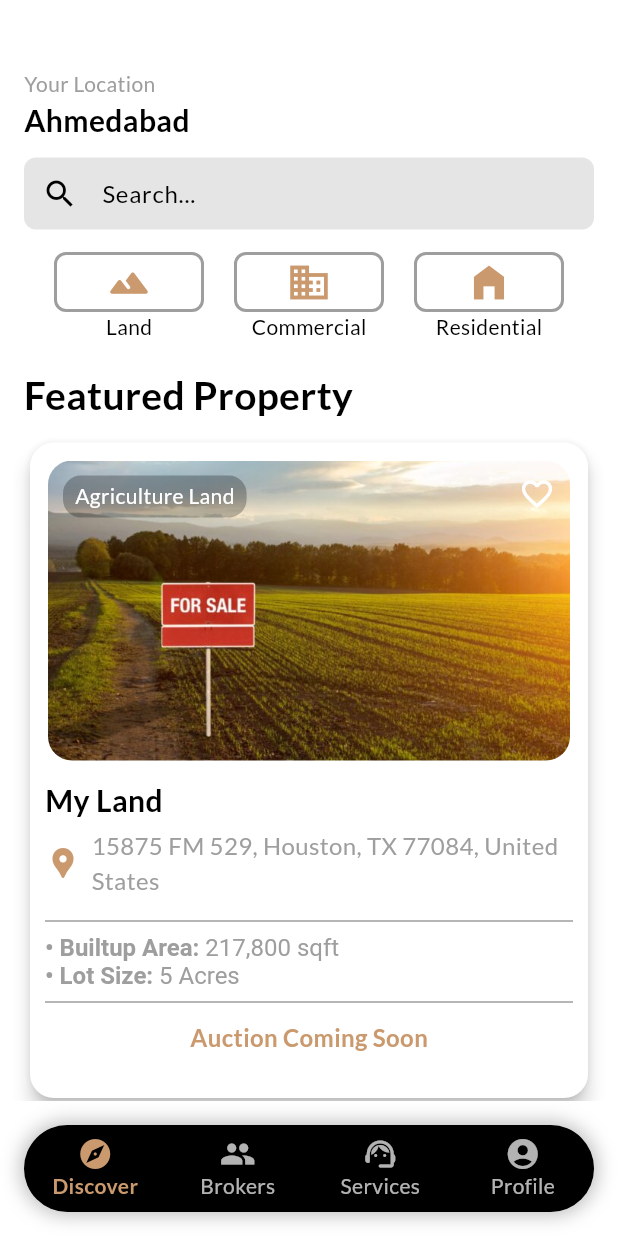
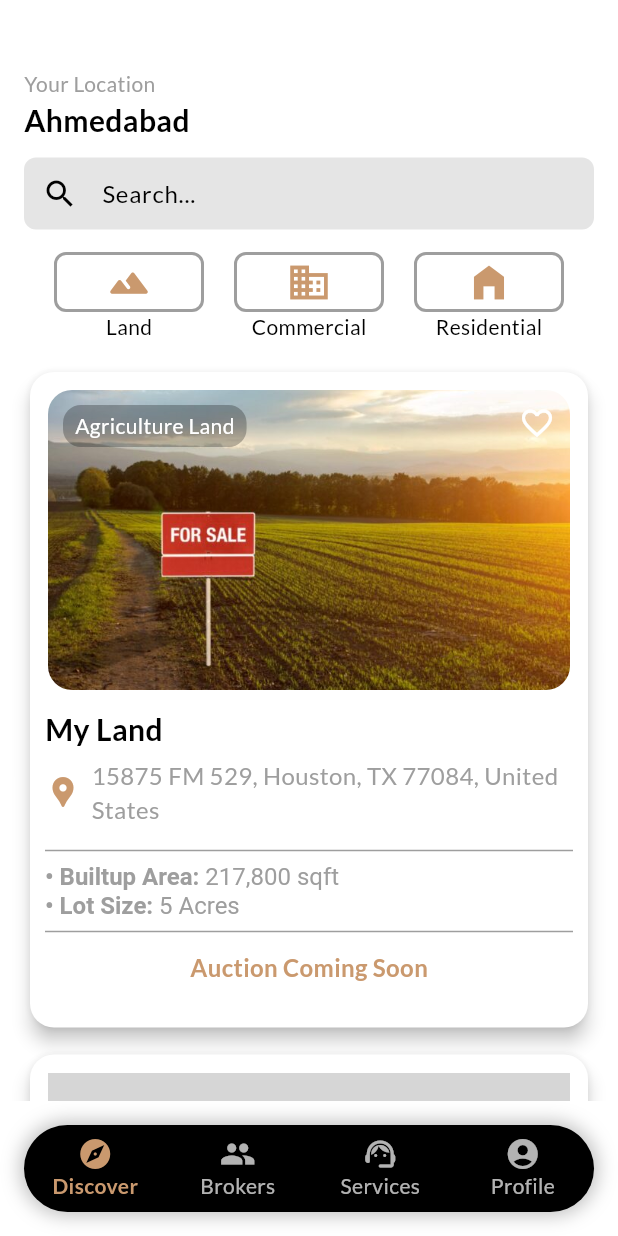
Before and after one commit to DeepVaghasiya15/Auction-Tree, a Flutter app: the screen it shows after launch, after a tap on "Log In", on a phone screen of 412 x 824 dp. Run offline on Flutter 3.47's test engine with Material 3 defaults, Android fonts, the phone set to English and light mode, and no system bars; our stand-ins replace google_maps_flutter; network calls fail; grey boxes are pictures that could not be loaded.

Commit message:
code improvement

```diff
--- a/lib/screens/home_screen_new.dart
+++ b/lib/screens/home_screen_new.dart
@@ -3,6 +3,8 @@ import 'package:at_app/screens/widgets/bottom_navigation_homescreen/discover_scr
 import 'package:at_app/screens/widgets/bottom_navigation_homescreen/profile_screen.dart';
 import 'package:at_app/screens/widgets/bottom_navigation_homescreen/services_screen.dart';
 import 'package:flutter/material.dart';
+
+import '../theme/light_theme.dart';
 
 class HomeScreenNew extends StatefulWidget {
   const HomeScreenNew({Key? key}) : super(key: key);
@@ -51,7 +53,7 @@ class _HomeScreenNewState extends State<HomeScreenNew> {
                 ),
                 bottomNavigationBarTheme: const BottomNavigationBarThemeData(
                   backgroundColor: Colors.transparent,
-                  selectedItemColor: Color(0xFFCA996E),
+                  selectedItemColor: ATColor,
                   unselectedItemColor: Colors.white70,
                   showSelectedLabels: true,
                   showUnselectedLabels: true,
--- a/lib/screens/login/login.dart
+++ b/lib/screens/login/login.dart
@@ -16,14 +16,14 @@ class LogIn extends StatelessWidget {
             mainAxisAlignment: MainAxisAlignment.start,
             crossAxisAlignment: CrossAxisAlignment.stretch,
             children: [
-              SizedBox(height: 50),  // Add some space at the top to center the content better
+              const SizedBox(height: 50),  // Add some space at the top to center the content better
               Image.asset(
                 'assets/images/auctiontree-logo.png',
                 height: 100,
                 width: 100,
               ),
-              SizedBox(height: 50),
-              Text(
+              const SizedBox(height: 50),
+              const Text(
                 'Log In',
                 style: TextStyle(color: Colors.white, fontSize: 32),
                 textAlign: TextAlign.center,
@@ -32,53 +32,53 @@ class LogIn extends StatelessWidget {
               TextField(
                 decoration: InputDecoration(
                   labelText: 'Email',
-                  labelStyle: TextStyle(color: Colors.white),
+                  labelStyle: const TextStyle(color: Colors.white),
                   filled: true,
                   fillColor: Colors.grey[800],
                   border: OutlineInputBorder(
                     borderRadius: BorderRadius.circular(8),
                   ),
                 ),
-                style: TextStyle(color: Colors.white),
+                style: const TextStyle(color: Colors.white),
                 keyboardType: TextInputType.emailAddress,
               ),
-              SizedBox(height: 20),
+              const SizedBox(height: 20),
               TextField(
                 decoration: InputDecoration(
                   labelText: 'Password',
-                  labelStyle: TextStyle(color: Colors.white),
+                  labelStyle: const TextStyle(color: Colors.white),
                   filled: true,
                   fillColor: Colors.grey[800],
                   border: OutlineInputBorder(
                     borderRadius: BorderRadius.circular(8),
                   ),
                 ),
-                style: TextStyle(color: Colors.white),
+                style: const TextStyle(color: Colors.white),
                 obscureText: true,
               ),
-              SizedBox(height: 40),
+              const SizedBox(height: 40),
               ElevatedButton(
                 onPressed: () => Navigator.pushNamed(context, '/homescreennew'),
-                child: Text(
+                style: ElevatedButton.styleFrom(
+                  foregroundColor: Colors.white,
+                  backgroundColor: const Color(0xFFD0A377),
+                  minimumSize: const Size(double.infinity, 50),
+                ),
+                child: const Text(
                   'Log In',
                   style: TextStyle(fontSize: 20),
                 ),
-                style: ElevatedButton.styleFrom(
-                  foregroundColor: Colors.white,
-                  backgroundColor: Color(0xFFD0A377),
-                  minimumSize: Size(double.infinity, 50),
-                ),
               ),
-              SizedBox(height: 20),
+              const SizedBox(height: 20),
               Center(
                 child: RichText(
                   text: TextSpan(
                     text: 'Don\'t have an account? ',
-                    style: TextStyle(color: Colors.white),
+                    style: const TextStyle(color: Colors.white),
                     children: [
                       TextSpan(
                         text: 'Register',
-                        style: TextStyle(
+                        style: const TextStyle(
                           color: Colors.blue,
                           decoration: TextDecoration.underline,
                         ),
--- a/lib/screens/propertyDetail_screen.dart
+++ b/lib/screens/propertyDetail_screen.dart
@@ -1,6 +1,7 @@
 import 'dart:ui';
 import 'package:flutter/material.dart';
 import '../data/property_card_data.dart';
+import '../theme/light_theme.dart';
 import 'widgets/propertyCard.dart';
 import 'widgets/propertyDetail_screen_widget.dart';
 import 'widgets/property_details_widgets/emi_calculator.dart';
@@ -251,9 +252,9 @@ class _PropertyDetailScreenState extends State<PropertyDetailScreen> {
                               selectedIndex = index;
                             });
                           },
-                          fillColor: const Color(0xFFCA996E),
+                          fillColor: ATColor,
                           selectedColor: Colors.white,
-                          color: const Color(0xFFCA996E),
+                          color: ATColor,
                           children: [
                             Container(
                               width: buttonWidth,
--- a/lib/screens/widgets/bottom_navigation_homescreen/brokers_screen.dart
+++ b/lib/screens/widgets/bottom_navigation_homescreen/brokers_screen.dart
@@ -80,8 +80,10 @@ class UserCard extends StatelessWidget {
               style: const TextStyle(
                 color: Color(0xFFCA996E),
                 fontWeight: FontWeight.bold,
+                fontSize: 13
               ),
               textAlign: TextAlign.center,
+              overflow: TextOverflow.fade,
             ),
           ),
         ],
--- a/lib/screens/widgets/bottom_navigation_homescreen/discover_screen.dart
+++ b/lib/screens/widgets/bottom_navigation_homescreen/discover_screen.dart
@@ -1,5 +1,6 @@
 import 'package:flutter/material.dart';
 import '../../../data/property_card_data.dart';
+import '../../../theme/light_theme.dart';
 import '../../propertyDetail_screen.dart';
 import '../propertyCard.dart';
 import 'discover_screen_widgets/search_bar_widget.dart';
@@ -10,6 +11,7 @@ class DiscoverScreen extends StatefulWidget {
 }
 
 class _DiscoverScreenState extends State<DiscoverScreen> {
+
   final FocusNode _searchFocusNode = FocusNode();
   String _selectedCategory = '';
   String _selectedTitle = '';
@@ -20,7 +22,6 @@ class _DiscoverScreenState extends State<DiscoverScreen> {
     super.dispose();
   }
 
-  // Method to handle navigation to the search screen
   void navigateToSearchScreen() async {
     _searchFocusNode.unfocus();
     await Navigator.push(
@@ -29,14 +30,12 @@ class _DiscoverScreenState extends State<DiscoverScreen> {
     );
   }
 
-  // Method to update the selected category
   void _updateCategory(String category) {
     setState(() {
       _selectedCategory = category;
     });
   }
 
-  // Method to update the selected title
   void _updateTitle(String title) {
     setState(() {
       _selectedTitle = title;
@@ -82,10 +81,10 @@ class _DiscoverScreenState extends State<DiscoverScreen> {
                     ),
                   ],
                 ),
-                const SizedBox(height: 10), // Spacing between location and search bar
+                const SizedBox(height: 10),
                 TextField(
                   focusNode: _searchFocusNode,
-                  onTap: navigateToSearchScreen, // Navigate to search screen on tap
+                  onTap: navigateToSearchScreen,
                   decoration: InputDecoration(
                     hintText: 'Search...',
                     fillColor: Colors.black.withOpacity(0.1),
@@ -98,34 +97,24 @@ class _DiscoverScreenState extends State<DiscoverScreen> {
                     prefixIcon: const Icon(Icons.search),
                   ),
                 ),
-                const SizedBox(height: 15), // Spacing between search bar and icons
+                const SizedBox(height: 15),
                 Row(
                   mainAxisAlignment: MainAxisAlignment.spaceEvenly,
                   children: [
-                    _buildIconSquare(Icons.landscape_rounded, 'Land', const Color(0xFFCA996E)),
-                    _buildIconSquare(Icons.business, 'Commercial', const Color(0xFFCA996E)),
-                    _buildIconSquare(Icons.home_filled, 'Residential', const Color(0xFFCA996E)),
+                    _buildIconSquare(Icons.landscape_rounded, 'Land', ATColor),
+                    _buildIconSquare(Icons.business, 'Commercial', ATColor),
+                    _buildIconSquare(Icons.home_filled, 'Residential', ATColor),
                   ],
                 ),
               ],
             ),
           ),
           Expanded(
-            child: SingleChildScrollView(
-              child: Padding(
+            child: ListView.builder(
               padding: const EdgeInsets.fromLTRB(16.0, 0, 16, 16),
-                child: Column(
-                  crossAxisAlignment: CrossAxisAlignment.start,
-                  children: [
-                    const Text(
-                      'Featured Property',
-                      style: TextStyle(fontSize: 26, fontWeight: FontWeight.bold),
-                      textAlign: TextAlign.center,
-                    ),
-                    const SizedBox(height: 10),
-                    ...displayedProperties.asMap().entries.map((entry) {
-                      final index = entry.key;
-                      final property = entry.value;
+              itemCount: displayedProperties.length,
+              itemBuilder: (context, index) {
+                final property = displayedProperties[index];
                 final imagePaths = property['imagePaths'] as List<String>? ?? [];
 
                 return Column(
@@ -171,11 +160,7 @@ class _DiscoverScreenState extends State<DiscoverScreen> {
                     const SizedBox(height: 10),
                   ],
                 );
-                    }).toList(),
-                    const SizedBox(height: 10), // Additional spacing at the bottom
-                  ],
-                ),
-              ),
+              },
             ),
           ),
         ],
--- a/lib/screens/widgets/bottom_navigation_homescreen/profile_screen_cells/about_us.dart
+++ b/lib/screens/widgets/bottom_navigation_homescreen/profile_screen_cells/about_us.dart
@@ -7,7 +7,7 @@ class AboutUs extends StatelessWidget {
   Widget build(BuildContext context) {
     return Scaffold(
       appBar: AppBar(
-        title: Text(
+        title: const Text(
           'About Us',
           style: TextStyle(fontSize: 24),
         ),
@@ -30,7 +30,7 @@ class AboutUs extends StatelessWidget {
                       child: Image.asset("assets/images/aboutus2.webp"),
                     ),
                   ),
-                  Positioned(
+                  const Positioned(
                     top: 70.0,
                     left: 16.0,
                     right: 16.0,
@@ -57,7 +57,7 @@ class AboutUs extends StatelessWidget {
                   ),
                   borderRadius: BorderRadius.circular(16.0),
                 ),
-                child: Column(
+                child: const Column(
                   crossAxisAlignment: CrossAxisAlignment.start,
                   children: [
                     Text(
--- a/lib/screens/widgets/propertyCard.dart
+++ b/lib/screens/widgets/propertyCard.dart
@@ -1,4 +1,6 @@
 import 'package:flutter/material.dart';
+
+import '../../theme/light_theme.dart';
 
 class PropertyCard extends StatefulWidget {
   final String imageAssetPath;
@@ -106,7 +108,7 @@ class _PropertyCardState extends State<PropertyCard> {
                     children: [
                       const Icon(
                         Icons.location_pin,
-                        color: Color(0xFFCA996E),
+                        color: ATColor,
                       ),
                       const SizedBox(
                         width: 7,
@@ -160,7 +162,7 @@ class _PropertyCardState extends State<PropertyCard> {
                           style: TextStyle(
                             color: widget.auctionStatus == 'Auction is live'
                                 ? Colors.green
-                                : Color(0xFFCA996E),
+                                : ATColor,
                             fontWeight: FontWeight.bold,
                             fontSize: 16,
                           ),
--- a/lib/screens/widgets/propertyDetail_screen_widget.dart
+++ b/lib/screens/widgets/propertyDetail_screen_widget.dart
@@ -1,5 +1,7 @@
 import 'package:flutter/cupertino.dart';
 import 'package:flutter/material.dart';
+
+import '../../theme/light_theme.dart';
 
 class InfoSection extends StatelessWidget {
   final IconData icon;
@@ -20,7 +22,7 @@ class InfoSection extends StatelessWidget {
       children: [
         Row(
           children: [
-            Icon(icon, color: Color(0xFFCA996E)),
+            Icon(icon, color: ATColor),
             Text(title, style: TextStyle(color: Colors.grey)),
           ],
         ),
--- a/lib/theme/light_theme.dart
+++ b/lib/theme/light_theme.dart
@@ -2,6 +2,8 @@ import 'package:flutter/material.dart';
 
 // Define your custom font family names
 const String _kFontFamily = 'Lato';
+
+const Color ATColor = Color(0xFFCA996E);
 
 // Define your custom light mode theme
 ThemeData lightMode = ThemeData(
```
Also changed, not shown: lib/screens/widgets/bottom_navigation_homescreen/profile_screen.dart (+9 -7 lines), lib/screens/widgets/home_screen_widgets/search_bar_homescreen.dart (deleted). Lines whose indentation alone changed are shown as unchanged.
